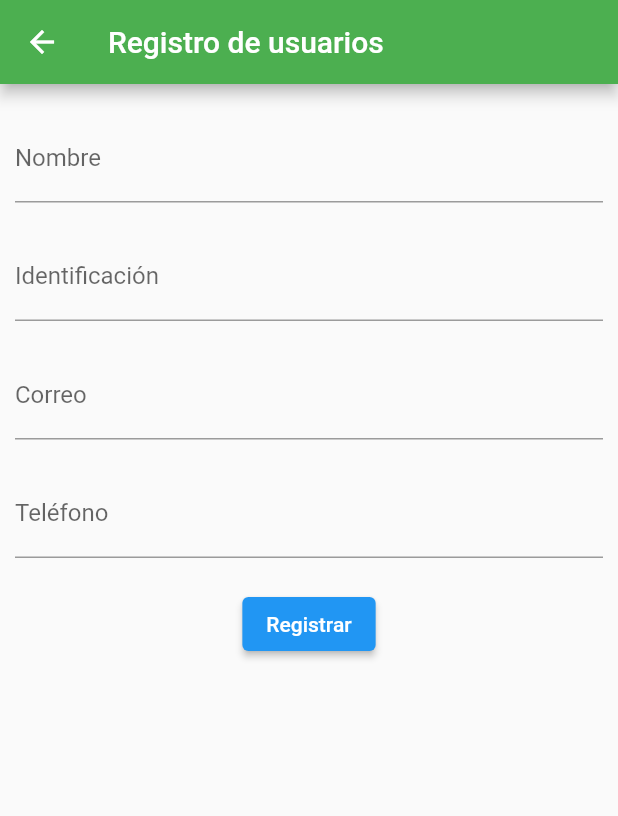
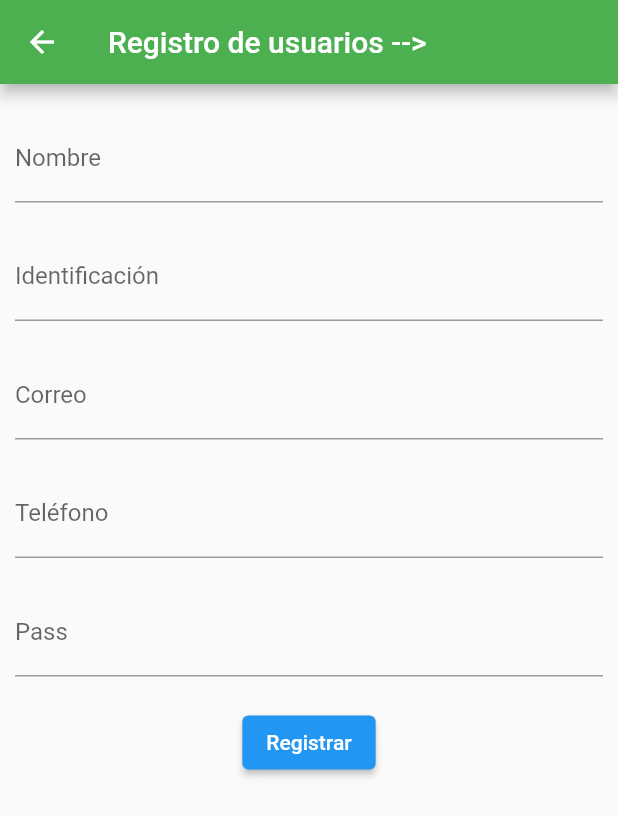
Before and after one commit to LeoValderrama/primerproyecto, a Flutter app: the screen it shows after launch, after a tap on "Registrar", on a phone screen of 412 x 824 dp. Shown: the top 816 px of the screen. Run offline on Flutter 3.47's test engine with Material 2 defaults, Android fonts, the phone set to English and light mode, and no system bars; our stand-ins replace cloud_firestore, firebase_core; accounts and stored records are empty.

Commit message:
Creación de pantalla de registro y acceso a BBDD object

```diff
--- /dev/null
+++ b/lib/DTO/User.dart
@@ -0,0 +1,7 @@
+class User{
+  String nombre='';
+  String correo='';
+  String id='';
+  String rol='invitado';
+  bool estado=true;
+}
--- a/lib/View/Registro.dart
+++ b/lib/View/Registro.dart
@@ -2,7 +2,11 @@ import 'package:flutter/material.dart';
 import 'package:cloud_firestore/cloud_firestore.dart';
 import 'package:firebase_core/firebase_core.dart';
 
+import '../DTO/User.dart';
+
 class Registro extends StatefulWidget {
+  final User cadena;
+  Registro(this.cadena);
   @override
   RegistroApp createState() => RegistroApp();
 }
@@ -12,6 +16,7 @@ class RegistroApp extends State<Registro> {
   TextEditingController identidad=TextEditingController();
   TextEditingController correo=TextEditingController();
   TextEditingController telefono=TextEditingController();
+  TextEditingController pass =TextEditingController();
 
   final firebase= FirebaseFirestore.instance;
 
@@ -21,7 +26,8 @@ class RegistroApp extends State<Registro> {
         "NombreUsuario":nombre.text,
         "IndentidadUsuario":identidad.text,
         "CorreoUsuario":correo.text,
-        "TelefonoUsuario":telefono.text
+        "TelefonoUsuario":telefono.text,
+        "Password":pass.text
       });
       print('Envio Correcto');
     }
@@ -35,7 +41,7 @@ class RegistroApp extends State<Registro> {
   Widget build(BuildContext context) {
     return Scaffold(
       appBar: AppBar(
-        title: Text('Registro de usuarios'),
+        title: Text('Registro de usuarios -->'+ widget.cadena.nombre),
         backgroundColor: Colors.green ,
       ),
       body: SingleChildScrollView(
@@ -85,12 +91,24 @@ class RegistroApp extends State<Registro> {
                 ),
               ),
             ),
+            Padding(padding: EdgeInsets.only(top: 20,left: 10,right: 10),
+              child: TextField(
+                controller: pass,
+                decoration: InputDecoration(
+                    labelText: 'Pass'
+                ),
+                style: TextStyle(
+                    color: Color(0xFF0097ff)
+                ),
+              ),
+            ),
             Padding(
               padding: EdgeInsets.only(top: 20, left: 10, right: 10),
               child: ElevatedButton(
                 onPressed: () {
                   print(nombre.text);
-                  correo.text='Botón presionado';
+                  //correo.text='Botón presionado';
+                  insertarDatos();
                 },
                 child: Text('Registrar'),
               ),
--- a/lib/main.dart
+++ b/lib/main.dart
@@ -1,6 +1,7 @@
 import 'package:firebase_core/firebase_core.dart';
 import 'package:flutter/material.dart';
 import 'package:cloud_firestore/cloud_firestore.dart';
+import 'DTO/User.dart';
 import 'View/Registro.dart';
 import 'firebase_options.dart';
 
@@ -24,7 +25,38 @@ class Home extends StatefulWidget {
   HomeStart createState() => HomeStart();
 }
 
+
+
+
 class HomeStart extends State<Home> {
+  TextEditingController correo=TextEditingController();
+  TextEditingController pass=TextEditingController();
+  User objUser=User();
+  validarDatos() async {
+    bool flag = false;
+    try {
+      CollectionReference ref = FirebaseFirestore.instance.collection("Usuarios");
+      QuerySnapshot usuario = await ref.get();
+      if (usuario.docs.length != 0) {
+        for (var cursor in usuario.docs) {
+          if (correo.text == cursor.get('CorreoUsuario')) {
+            if (pass .text == cursor.get('Password')) {
+print(cursor.get('NombreUsuario'));
+objUser.nombre=cursor.get('NombreUsuario');
+
+            }
+          }
+          //print(cursor.get('User'));
+        } //if (!flag)
+        // mensajeGeneral('Mensaje', 'dato no encontrado');
+
+      }
+    } catch (e) {
+      //mensajeGeneral('Error', e.toString());
+      print('**************ERROR***********************' + e.toString());
+    }
+  }
+
   Widget build(BuildContext context) {
     return MaterialApp(
       title: 'Bienvenidos',
@@ -46,16 +78,18 @@ class HomeStart extends State<Home> {
               Padding(
                 padding: EdgeInsets.all(10),
                 child: TextField(
+controller: correo,
                   decoration: InputDecoration(
                       border: OutlineInputBorder(
                           borderRadius: BorderRadius.circular(10)),
-                      labelText: 'Email Usuario',
-                      hintText: 'Digite email de usuario '),
+                      labelText: 'correo user',
+                      hintText: 'Digite user de usuario '),
                 ),
               ),
               Padding(
                 padding: EdgeInsets.all(10),
                 child: TextField(
+                  controller: pass,
                   decoration: InputDecoration(
                       border: OutlineInputBorder(
                           borderRadius: BorderRadius.circular(10)),
@@ -68,6 +102,7 @@ class HomeStart extends State<Home> {
                 child: ElevatedButton(
                   onPressed: () {
                     print('botón presionado');
+                    validarDatos();
                   },
                   child: Text('Enviar'),
                 ),
@@ -76,7 +111,7 @@ class HomeStart extends State<Home> {
                 padding: EdgeInsets.only(top: 20, left: 10, right: 10),
                 child: TextButton(
                   onPressed: () {
-Navigator.push(context, MaterialPageRoute(builder: (_) => Registro()));
+Navigator.push(context, MaterialPageRoute(builder: (_) => Registro(objUser)));
                   },
                   child: Text('Registrar'),
                 ),
```
